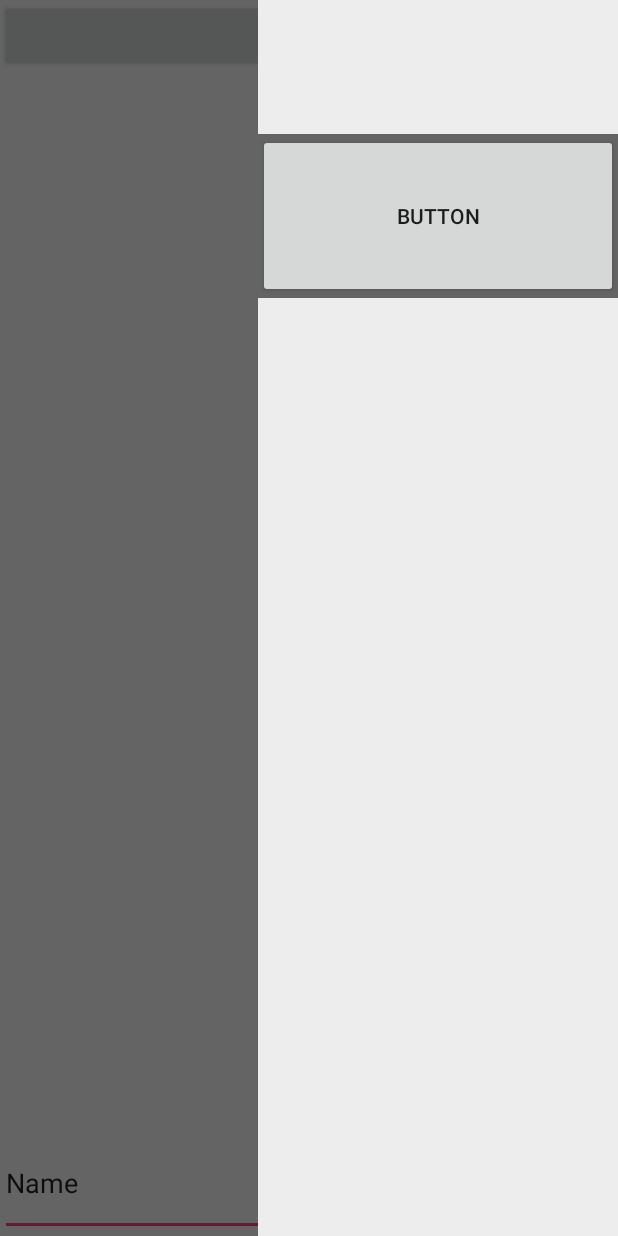
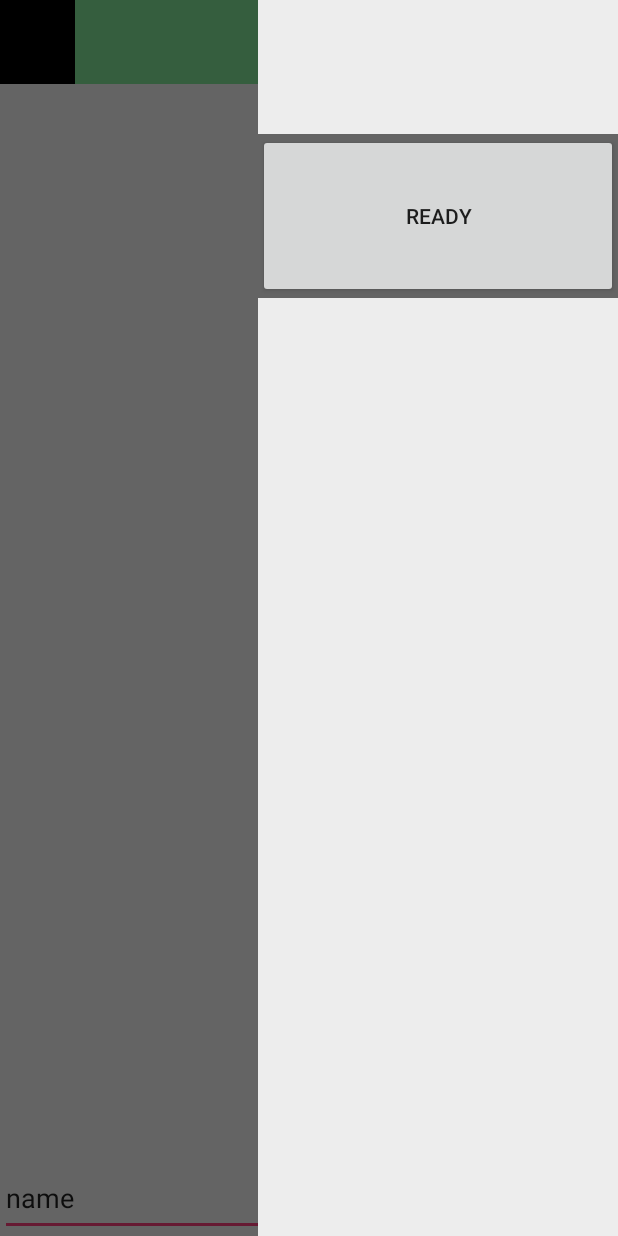
Before and after one commit to bbrokkkim/DrawWord, an Android app: the RoomActivity screen opened directly, with no data from a screen before it, with the side drawer open, on a phone screen of 412 x 824 dp. Run offline under Robolectric (Android 15) with nearby library versions, the phone set to English and light mode, and no system bars; our stand-ins replace ButterKnife; 1 statement that could not run was skipped.

Commit message:
대기유저리스트 및 기본적인 ui 구현

```diff
--- a/app/src/main/java/com/example/kkk/drawword/Activity/DrawActivity.java
+++ b/app/src/main/java/com/example/kkk/drawword/Activity/DrawActivity.java
@@ -60,6 +60,7 @@ public class DrawActivity extends Activity{
                 item.add(new DrawData(answer,"aa"));
                 Toast.makeText(DrawActivity.this, answer, Toast.LENGTH_SHORT).show();
                 drawAdapter.notifyDataSetChanged();
+                answer_ed.setText("");
             }
         });
     }
--- a/app/src/main/java/com/example/kkk/drawword/Activity/RoomActivity.java
+++ b/app/src/main/java/com/example/kkk/drawword/Activity/RoomActivity.java
@@ -1,18 +1,23 @@
 package com.example.kkk.drawword.Activity;
 
 import android.app.Activity;
+import android.content.Context;
 import android.content.Intent;
 import android.os.AsyncTask;
 import android.os.Bundle;
 import android.os.Handler;
 import android.os.Message;
+import android.support.v4.widget.DrawerLayout;
 import android.util.Log;
 import android.view.View;
+import android.view.inputmethod.InputMethodManager;
 import android.widget.AdapterView;
 import android.widget.ArrayAdapter;
 import android.widget.Button;
 import android.widget.EditText;
 import android.widget.FrameLayout;
+import android.widget.ImageButton;
+import android.widget.LinearLayout;
 import android.widget.ListView;
 import android.widget.TextView;
 import android.widget.Toast;
@@ -41,40 +46,34 @@ import butterknife.ButterKnife;
  * Created by KKK on 2017-08-17.
  */
 public class RoomActivity extends Activity {
+
     @BindView(R.id.fl_activity_main_container) FrameLayout frameLayout;
     @BindView(R.id.text_ment) EditText text;
     @BindView(R.id.ment_view) ListView listView;
     @BindView(R.id.ready_list) ListView readylist;
     @BindView(R.id.room_name) TextView roomname;
-    @BindView(R.id.test) Button test_btn;
     @BindView(R.id.ready_btn) Button ready_btn;
     @BindView(R.id.my_ready) TextView my_ready;
-    private Handler mHandler;
-
-    private String[] navItems = {"Brown", "Cadet Blue", "Dark Olive Green",
-            "Dark Orange", "Golden Rod"};
-
+    @BindView(R.id.back_btn_game) ImageButton back_btn;
+    @BindView(R.id.open_navigation) ImageButton open_navigation;
+    @BindView(R.id.navigation) LinearLayout naviation;
+    @BindView(R.id.dl_activity_main_drawer) DrawerLayout drawerLayout;
 
     ArrayList<ChatData> item= new ArrayList();
     ArrayList<ReadyData> item_ready = new ArrayList<>();
     ArrayList<String> ready_list;
+
     RoomAdapter room_adapter;
     ReadyAdapter readyAdapter;
-    EditText port_num;
+
     Button submit;
-    ChatData chatData;
-    boolean socket_condition = true;
-    String read1 = "";
-    String read2 = "";
-    String user_name,ment,to;
+    String ment,to;
     String content;
     Socket socket;
     BufferedWriter bufferedWriter = null;
     BufferedReader bufferedReader = null;
     Tcp_chat tcp_chat;
-    Tcp_Connect tcp_connect;
     boolean ready = true;
-    String ip = "13.124.229.116";
     String id,iden,room_name,room_num;
 
 
@@ -94,7 +93,7 @@ public class RoomActivity extends Activity {
         room_num = String.valueOf(asdf);
         roomname.setText(room_num + ".  " + room_name);
         Log.d("asdfas",id);
-
+        drawerLayout.setDrawerLockMode(DrawerLayout.LOCK_MODE_LOCKED_CLOSED);
         listView.setTranscriptMode(ListView.TRANSCRIPT_MODE_ALWAYS_SCROLL);
         listView.setAdapter(room_adapter);
         readylist.setAdapter(readyAdapter);
@@ -110,24 +109,18 @@ public class RoomActivity extends Activity {
 
 
         my_ready.setText(id);
-        test_btn.setOnClickListener(new View.OnClickListener() {
-            @Override
-            public void onClick(View v) {
-
-            }
-        });
         ready_btn.setOnClickListener(new View.OnClickListener() {
             @Override
             public void onClick(View v) {
                 String ready_content;
                 if (ready == true){
                     ready_content = "wait";
-                    ready_btn.setText("right");
+                    ready_btn.setText("wait");
                     ready = false;
                 }
                 else {
                     ready_content = "ready";
-                    ready_btn.setText("wait");
+                    ready_btn.setText("ready");
                     ready = true;
                 }
                 Toast.makeText(RoomActivity.this, ready_content, Toast.LENGTH_SHORT).show();
@@ -157,19 +150,38 @@ public class RoomActivity extends Activity {
                 String chat_content = text.getText().toString();
                 String push_content = "1《" + room_num + "《" + id + "》" + chat_content;
                 new Tcp_chat().execute(id ,push_content);
+
+
             }
         });
 
+        open_navigation.setOnClickListener(new View.OnClickListener() {
+            @Override
+            public void onClick(View v) {
+                drawerLayout.openDrawer(naviation);
+
+                InputMethodManager imm = (InputMethodManager)getSystemService(Context.INPUT_METHOD_SERVICE);
+                imm.hideSoftInputFromWindow(text.getWindowToken(), 0);
+            }
+        });
+        back_btn.setOnClickListener(new View.OnClickListener() {
+            @Override
+            public void onClick(View v) {
+                tcp_chat = new Tcp_chat();
+                tcp_chat.execute(id ,"10《" + room_num + "《" + id + "》");
+                finish();
+
+            }
+        });
 
     }
-
 
 
     @Override
     public void onBackPressed() {
         super.onBackPressed();
         tcp_chat = new Tcp_chat();
-        tcp_chat.execute(id ,"fin!@#!@#》");
+        tcp_chat.execute(id ,"10《" + room_num + "《" + id + "》");
     }
 
 
@@ -183,8 +195,11 @@ public class RoomActivity extends Activity {
             boolean test = false;
             try {
                 while ((line = bufferedReader.readLine()) !=null) {
+                    if (!line.contains("《") || !line.contains("》")){
+                        Log.w("Chatting is error" , "error");
+                        continue;
+                    }
                     Log.w("Chatting is running" , "1");
-
                     Log.d("line", line);
                     int idx_ment = line.indexOf("《");
                     String real_ment = line.substring(idx_ment + 1);
@@ -199,6 +214,9 @@ public class RoomActivity extends Activity {
 
                     //chatting
                     if (tcp_type.equals("1")){
+                        idx = content.indexOf("《");
+                        content = content.substring(idx + 1);
+
                         idx = content.indexOf("》");
                         to = content.substring(0,idx);
                         ment = content.substring(idx+1);
--- a/app/src/main/res/layout/gamelist_fragment.xml
+++ b/app/src/main/res/layout/gamelist_fragment.xml
@@ -27,7 +27,7 @@
 
 
     <Button
-        android:text="Button"
+        android:text="방 만들기"
         android:layout_width="match_parent"
         android:layout_height="0dp"
         android:layout_weight="1"
--- a/app/src/main/res/layout/login_layout.xml
+++ b/app/src/main/res/layout/login_layout.xml
@@ -2,7 +2,7 @@
 <LinearLayout
     xmlns:android="http://schemas.android.com/apk/res/android"
     android:id="@+id/activity_main"
-    xmlns:app="http://schemas.android.com/apk/res-auto"
+        xmlns:app="http://schemas.android.com/apk/res-auto"
     android:layout_width="match_parent"
     android:layout_height="match_parent"
     android:orientation="vertical">
--- a/app/src/main/res/layout/room_layout.xml
+++ b/app/src/main/res/layout/room_layout.xml
@@ -6,14 +6,62 @@
     <android.support.v4.widget.DrawerLayout
         xmlns:android="http://schemas.android.com/apk/res/android"
         xmlns:tools="http://schemas.android.com/tools"
+        xmlns:app="http://schemas.android.com/apk/res-auto"
         android:layout_width="match_parent"
         android:layout_height="match_parent"
         android:id="@+id/dl_activity_main_drawer"
         tools:context=".Activity.GameActivity" >
 
 
+    <LinearLayout
+        android:layout_width="match_parent"
+        android:layout_height="match_parent"
+        android:orientation="vertical">
+        <android.support.v7.widget.Toolbar
+            android:title="회원가입"
+            android:id="@+id/toolbar"
+            android:layout_width="match_parent"
+            android:layout_height="?attr/actionBarSize"
+            android:contentInsetLeft="0dp"
+            android:contentInsetStart="0dp"
+            app:contentInsetLeft="0dp"
+            app:contentInsetStart="0dp"
+            android:contentInsetRight="0dp"
+            android:contentInsetEnd="0dp"
+            app:contentInsetRight="0dp"
+            app:contentInsetEnd="0dp"
+            android:background="#85ed9b"
+            android:weightSum="10">
+
+            <FrameLayout
+                android:layout_width="match_parent"
+                android:layout_height="match_parent"
+                >
+                <ImageButton
+                    android:layout_width="50dp"
+                    android:layout_height="match_parent"
+                    android:background="#000000"
+                    android:id="@+id/back_btn_game"/>
+
+                <TextView
+                    android:text="회원가입"
+                    android:gravity="center"
+                    android:layout_width="match_parent"
+                    android:layout_height="match_parent"
+                    android:id="@+id/room_name"/>
+                <ImageButton
+                    android:layout_width="50dp"
+                    android:layout_height="match_parent"
+                    android:layout_gravity="right"
+                    android:background="#000000"
+                    android:id="@+id/open_navigation"/>
+
+            </FrameLayout>
+        </android.support.v7.widget.Toolbar>
+
         <FrameLayout android:layout_width="match_parent"
-        android:layout_height="match_parent"
+            android:layout_height="0dp"
+            android:layout_weight="9"
             android:id="@+id/fl_activity_main_container">
 
             <LinearLayout
@@ -21,50 +69,42 @@
                 android:layout_height="match_parent"
                 android:orientation="vertical">
 
-            <Button
-                android:text="Button"
-                android:layout_width="match_parent"
-                android:layout_height="wrap_content"
-                android:id="@+id/test" />
-
-            <TextView
-                android:text="TextView"
-                android:textSize="20dp"
-                android:gravity="center_horizontal"
-                android:layout_gravity="center_vertical"
-                android:layout_width="match_parent"
-                android:layout_height="0dp"
-                android:id="@+id/room_name"
-                android:layout_weight="1" />
-
                 <ListView
                     android:layout_width="match_parent"
-                android:layout_weight="9"
-                android:layout_height="0dp"
+                    android:layout_height="match_parent"
                     android:divider="#ffffff"
                     android:dividerHeight="0dp"
                     android:id="@+id/ment_view"/>
 
+
+
+
+
+            </LinearLayout>
+        </FrameLayout>
+
         <LinearLayout
             android:layout_width="match_parent"
-                android:layout_height="0dp"
-                android:layout_weight="1"
+            android:layout_height="50dp"
+            android:minHeight="50dp"
             android:orientation="horizontal">
+
+
 
 
             <EditText
                 android:layout_width="0dp"
-                    android:layout_weight="9"
+                android:layout_weight="8"
                 android:layout_height="match_parent"
                 android:inputType="textPersonName"
-                    android:text="Name"
+                android:text="name"
                 android:ems="10"
                 android:id="@+id/text_ment" />
 
             <Button
-                    android:text="Button"
+                android:text="전송"
                 android:layout_width="0dp"
-                    android:layout_weight="1"
+                android:layout_weight="2"
                 android:layout_height="match_parent"
                 android:id="@+id/submit_ment" />
 
@@ -74,16 +114,12 @@
     </LinearLayout>
 
 
-
-    </FrameLayout>
-
-
-
     <LinearLayout
         android:layout_width="240dp"
         android:layout_height="match_parent"
         android:layout_gravity="right"
-        android:orientation="vertical">
+        android:orientation="vertical"
+        android:id="@+id/navigation">
 
 
         <TextView
@@ -96,7 +132,7 @@
             android:background="#EDEDED"/>
 
         <Button
-            android:text="Button"
+            android:text="ready"
             android:layout_width="match_parent"
             android:layout_height="20dp"
             android:id="@+id/ready_btn"
@@ -117,4 +153,6 @@
 
     </LinearLayout>
 
+
+
 </android.support.v4.widget.DrawerLayout>
```
Also changed, not shown: app/src/main/AndroidManifest.xml (+9 -5 lines), app/src/main/res/layout/game_layout.xml (+5 -12 lines). Lines whose indentation alone changed are shown as unchanged.
